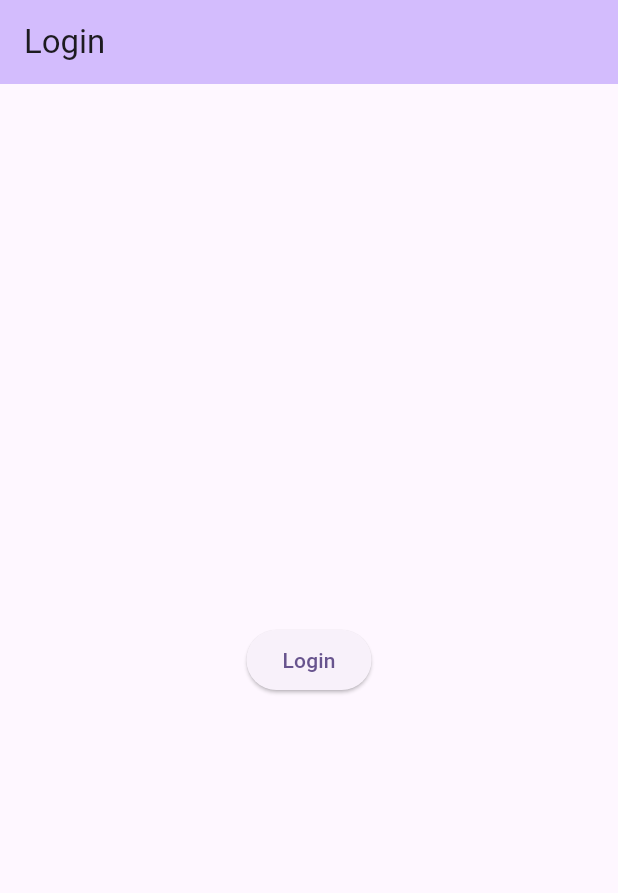
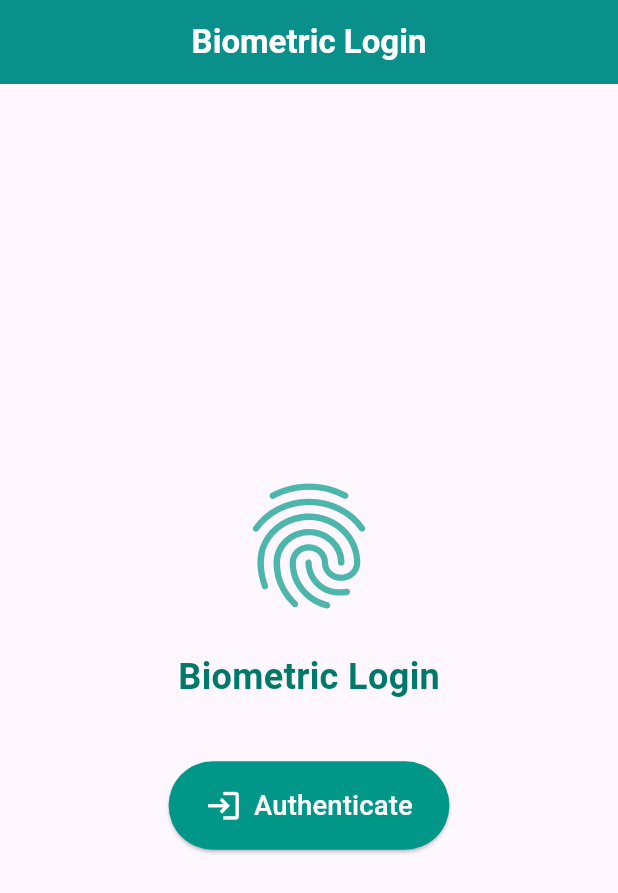
Before and after one commit to ChazzyChazz18/qr_viewer, a Flutter app: the screen it shows after launch, on a phone screen of 412 x 824 dp. Shown: the top 893 px of the screen. Run offline on Flutter 3.47's test engine with Material 3 defaults, Android fonts, the phone set to English and light mode, and no system bars; missing offline and left inert: pigeon.

Commit message:
Added new UI, a theme and some code cleaning for the app

```diff
--- /dev/null
+++ b/lib/core/theme/pulse_button_theme.dart
@@ -0,0 +1,39 @@
+import 'package:flutter/material.dart';
+
+class PulseButtonTheme {
+  static const Color defaultButtonColor = Colors.teal;
+  static const Color defaultTextColor = Colors.white;
+  static const Color defaultIconColor = Colors.white;
+  static const double defaultFontSize = 18.0;
+  static const double defaultPaddingHorizontal = 24.0;
+  static const double defaultPaddingVertical = 16.0;
+  static const double defaultBorderRadius = 30.0;
+  static const double defaultMaxScale = 1.05;
+  static const Duration defaultAnimationDuration = Duration(milliseconds: 750);
+
+  /// Returns a ButtonStyle for customizing the ElevatedButton
+  static ButtonStyle getStyle({
+    Color? buttonColor,
+    double? borderRadius,
+    double? paddingHorizontal,
+    double? paddingVertical,
+  }) {
+    return ElevatedButton.styleFrom(
+      padding: EdgeInsets.symmetric(
+        horizontal: paddingHorizontal ?? defaultPaddingHorizontal,
+        vertical: paddingVertical ?? defaultPaddingVertical,
+      ),
+      shape: RoundedRectangleBorder(
+        borderRadius:
+            BorderRadius.circular(borderRadius ?? defaultBorderRadius),
+      ),
+      backgroundColor: buttonColor ?? defaultButtonColor,
+    );
+  }
+
+  static const Duration animationDuration = defaultAnimationDuration;
+
+  static double getMaxScale() {
+    return defaultMaxScale;
+  }
+}
--- a/lib/features/biometric_login/presentation/pages/login.dart
+++ b/lib/features/biometric_login/presentation/pages/login.dart
@@ -1,6 +1,8 @@
 import 'package:flutter/material.dart';
 import 'package:qr_viewer/features/biometric_login/presentation/bloc/biometric_bloc.dart';
-import 'package:qr_viewer/features/qr_viewer/presentation/pages/home_page.dart';
+import 'package:qr_viewer/features/biometric_login/presentation/widgets/pulse_button.dart';
+import 'package:qr_viewer/home_page.dart';
+import 'package:qr_viewer/features/shared/qr_viewer_appbar.dart';
 
 class LoginPage extends StatefulWidget {
   const LoginPage({super.key});
@@ -9,8 +11,26 @@ class LoginPage extends StatefulWidget {
   State<LoginPage> createState() => _LoginPageState();
 }
 
-class _LoginPageState extends State<LoginPage> {
+class _LoginPageState extends State<LoginPage>
+    with SingleTickerProviderStateMixin {
   final BiometricBloc _biometricBloc = BiometricBloc();
+  late AnimationController _animationController;
+
+  @override
+  void initState() {
+    super.initState();
+    _animationController = AnimationController(
+      vsync: this,
+      duration: const Duration(milliseconds: 750),
+    );
+    _animationController.repeat(reverse: true);
+  }
+
+  @override
+  void dispose() {
+    _animationController.dispose();
+    super.dispose();
+  }
 
   void _navigateToHomePage() {
     Navigator.of(context).pushReplacement(
@@ -31,14 +51,32 @@ class _LoginPageState extends State<LoginPage> {
   @override
   Widget build(BuildContext context) {
     return Scaffold(
-      appBar: AppBar(
-        backgroundColor: Theme.of(context).colorScheme.inversePrimary,
-        title: const Text('Login'),
-      ),
+      appBar: QrViewerAppbar(title: 'Biometric Login'),
       body: Center(
-        child: ElevatedButton(
-          onPressed: _handleAuthentication,
-          child: Text('Login'),
+        child: Column(
+          mainAxisAlignment: MainAxisAlignment.center,
+          children: [
+            Icon(
+              Icons.fingerprint,
+              size: 100,
+              color: Colors.teal.shade300,
+            ),
+            const SizedBox(height: 20),
+            Text(
+              'Biometric Login',
+              style: TextStyle(
+                fontSize: 24,
+                fontWeight: FontWeight.bold,
+                color: Colors.teal.shade700,
+              ),
+            ),
+            const SizedBox(height: 40),
+            PulseButtonWidget(
+              labelText: "Authenticate",
+              iconData: Icons.login,
+              onPressed: _handleAuthentication,
+            ),
+          ],
         ),
       ),
     );
--- /dev/null
+++ b/lib/features/biometric_login/presentation/widgets/pulse_button.dart
@@ -0,0 +1,75 @@
+import 'package:flutter/material.dart';
+import 'package:qr_viewer/core/theme/pulse_button_theme.dart';
+
+class PulseButtonWidget extends StatefulWidget {
+  final String labelText;
+  final IconData iconData;
+  final VoidCallback onPressed;
+
+  const PulseButtonWidget({
+    super.key,
+    required this.labelText,
+    required this.iconData,
+    required this.onPressed,
+  });
+
+  @override
+  State<PulseButtonWidget> createState() => _PulseButtonWidgetState();
+}
+
+class _PulseButtonWidgetState extends State<PulseButtonWidget>
+    with SingleTickerProviderStateMixin {
+  late AnimationController _animationController;
+  late Animation<double> _buttonScaleAnimation;
+
+  @override
+  void initState() {
+    super.initState();
+    _animationController = AnimationController(
+      vsync: this,
+      duration: PulseButtonTheme.animationDuration,
+    );
+
+    _buttonScaleAnimation = Tween<double>(
+      begin: 1.0,
+      end: PulseButtonTheme.getMaxScale(),
+    ).animate(
+      CurvedAnimation(
+        parent: _animationController,
+        curve: Curves.easeInOut,
+      ),
+    );
+
+    // Continuous scaling animation
+    _animationController.repeat(reverse: true);
+  }
+
+  @override
+  void dispose() {
+    _animationController.dispose();
+    super.dispose();
+  }
+
+  @override
+  Widget build(BuildContext context) {
+    return ScaleTransition(
+      scale: _buttonScaleAnimation,
+      child: ElevatedButton.icon(
+        onPressed: widget.onPressed,
+        icon: Icon(
+          widget.iconData,
+          size: 24,
+          color: PulseButtonTheme.defaultIconColor,
+        ),
+        label: Text(
+          widget.labelText,
+          style: TextStyle(
+            color: PulseButtonTheme.defaultTextColor,
+            fontSize: PulseButtonTheme.defaultFontSize,
+          ),
+        ),
+        style: PulseButtonTheme.getStyle(),
+      ),
+    );
+  }
+}
--- /dev/null
+++ b/lib/features/shared/qr_viewer_appbar.dart
@@ -0,0 +1,40 @@
+import 'package:flutter/material.dart';
+
+class QrViewerAppbar extends StatelessWidget implements PreferredSizeWidget {
+  final String title;
+  final Color backgroundColor;
+  final bool centerTitle;
+
+  const QrViewerAppbar({
+    super.key,
+    required this.title,
+    this.backgroundColor = Colors.teal,
+    this.centerTitle = true,
+  });
+
+  @override
+  Widget build(BuildContext context) {
+    return AppBar(
+      backgroundColor: backgroundColor,
+      title: Text(
+        title,
+        style: const TextStyle(
+          fontWeight: FontWeight.bold,
+          color: Colors.white,
+        ),
+      ),
+      centerTitle: centerTitle,
+      elevation: 4,
+      automaticallyImplyLeading: true,
+      leading: ModalRoute.of(context)?.canPop == true
+          ? IconButton(
+              icon: const Icon(Icons.arrow_back, color: Colors.white),
+              onPressed: () => Navigator.of(context).pop(),
+            )
+          : null,
+    );
+  }
+
+  @override
+  Size get preferredSize => const Size.fromHeight(kToolbarHeight);
+}
--- a/lib/main.dart
+++ b/lib/main.dart
@@ -12,10 +12,8 @@
   Widget build(BuildContext context) {
     return MaterialApp(
       title: 'QR Viewer',
-      theme: ThemeData(
-        colorScheme: ColorScheme.fromSeed(seedColor: Colors.deepPurple),
-        useMaterial3: true,
-      ),
+      debugShowCheckedModeBanner: false,
+      theme: ThemeData(primarySwatch: Colors.teal),
       home: const LoginPage(),
     );
   }
--- a/pubspec.yaml
+++ b/pubspec.yaml
@@ -14,6 +14,7 @@ dependencies:
   cupertino_icons: ^1.0.8
 
   pigeon: ^25.0.0
+  intl: ^0.20.2
 
 dev_dependencies:
   flutter_test:
```
Also changed, not shown: lib/features/qr_viewer/presentation/pages/qr_data_list_page.dart (+25 -11 lines), lib/features/qr_viewer/presentation/widgets/qr_code_list_tile.dart (added, +72 -0 lines), lib/features/qr_viewer/presentation/widgets/round_button.dart (added, +35 -0 lines), lib/home_page.dart (renamed from lib/features/qr_viewer/presentation/pages/home_page.dart, +10 -11 lines), lib/utils/date_utils.dart (added, +10 -0 lines), pubspec.lock, 11 other files.
